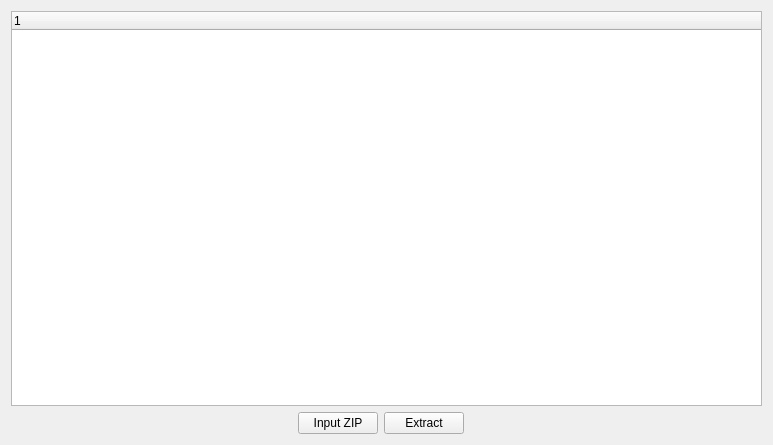
Qt form widget.ui (merino22/Zip_Handler) before a commit.
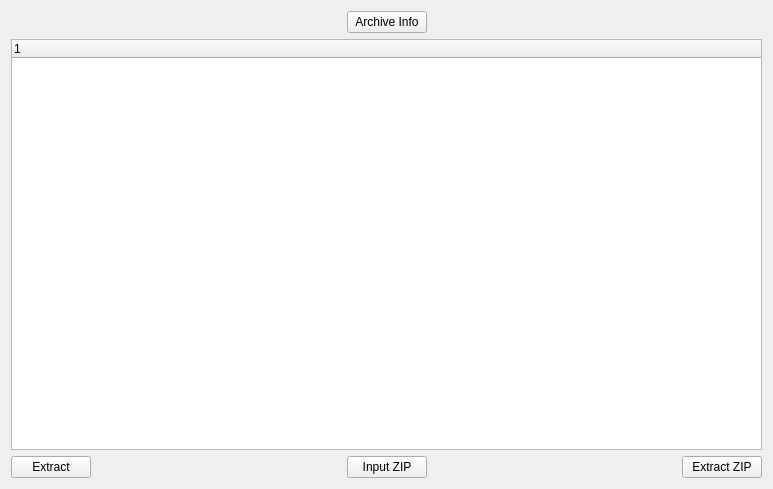
The same form after that commit.

The edit to the form file:
```diff
--- a/widget.ui
+++ b/widget.ui
@@ -7,13 +7,50 @@
     <x>0</x>
     <y>0</y>
     <width>773</width>
-    <height>445</height>
+    <height>489</height>
    </rect>
   </property>
   <property name="windowTitle">
    <string>Widget</string>
   </property>
   <layout class="QVBoxLayout" name="verticalLayout">
+   <item>
+    <layout class="QHBoxLayout" name="horizontalLayout_2">
+     <item>
+      <spacer name="horizontalSpacer_3">
+       <property name="orientation">
+        <enum>Qt::Horizontal</enum>
+       </property>
+       <property name="sizeHint" stdset="0">
+        <size>
+         <width>40</width>
+         <height>20</height>
+        </size>
+       </property>
+      </spacer>
+     </item>
+     <item>
+      <widget class="QPushButton" name="archInfo">
+       <property name="text">
+        <string>Archive Info</string>
+       </property>
+      </widget>
+     </item>
+     <item>
+      <spacer name="horizontalSpacer_4">
+       <property name="orientation">
+        <enum>Qt::Horizontal</enum>
+       </property>
+       <property name="sizeHint" stdset="0">
+        <size>
+         <width>40</width>
+         <height>20</height>
+        </size>
+       </property>
+      </spacer>
+     </item>
+    </layout>
+   </item>
    <item>
     <widget class="QTreeWidget" name="treeWidget">
      <column>
@@ -25,6 +62,13 @@
    </item>
    <item>
     <layout class="QHBoxLayout" name="horizontalLayout">
+     <item>
+      <widget class="QPushButton" name="extractButton">
+       <property name="text">
+        <string>Extract</string>
+       </property>
+      </widget>
+     </item>
      <item>
       <spacer name="horizontalSpacer">
        <property name="orientation">
@@ -32,7 +76,7 @@
        </property>
        <property name="sizeHint" stdset="0">
         <size>
-         <width>328</width>
+         <width>40</width>
          <height>20</height>
         </size>
        </property>
@@ -45,13 +89,6 @@
        </property>
       </widget>
      </item>
-     <item>
-      <widget class="QPushButton" name="extractButton">
-       <property name="text">
-        <string>Extract</string>
-       </property>
-      </widget>
-     </item>
      <item>
       <spacer name="horizontalSpacer_2">
        <property name="orientation">
@@ -59,12 +96,19 @@
        </property>
        <property name="sizeHint" stdset="0">
         <size>
-         <width>338</width>
+         <width>40</width>
          <height>20</height>
         </size>
        </property>
       </spacer>
      </item>
+     <item>
+      <widget class="QPushButton" name="extractZIP">
+       <property name="text">
+        <string>Extract ZIP</string>
+       </property>
+      </widget>
+     </item>
     </layout>
    </item>
   </layout>
```
